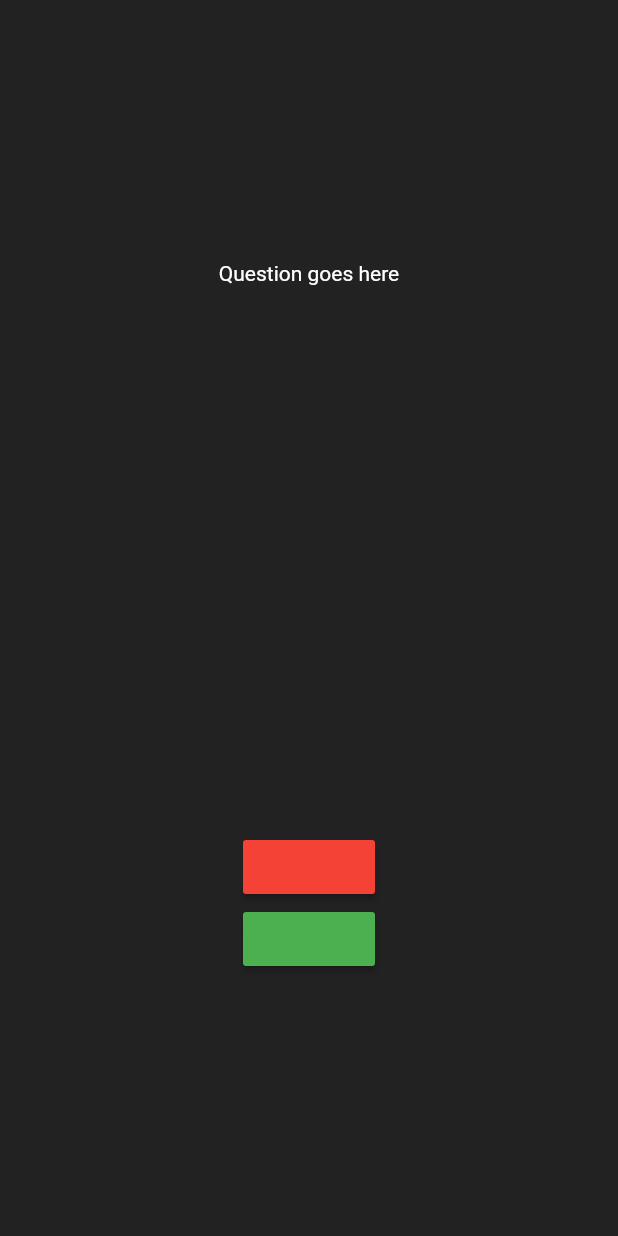
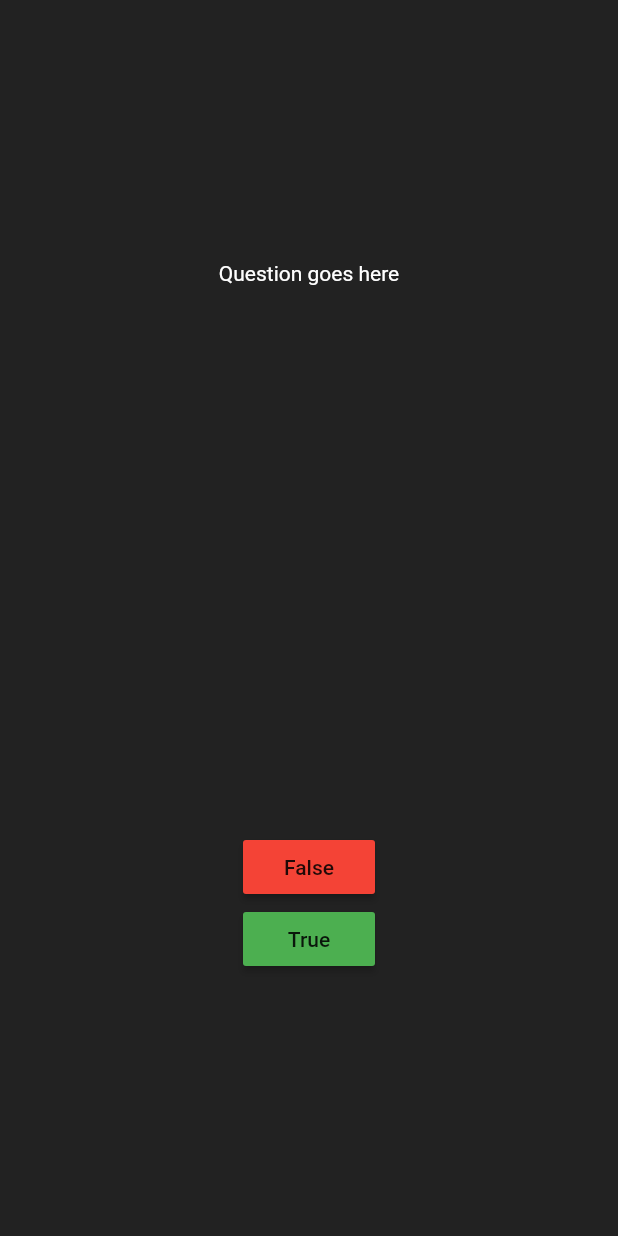
Before and after one commit to Nuri801/quiz_app, a Flutter app: the screen it shows after launch, on a phone screen of 412 x 824 dp. Run offline on Flutter 3.47's test engine with Material 2 defaults, Android fonts, the phone set to English and light mode, and no system bars.

Commit message:
quiz_app basics

```diff
--- a/lib/main.dart
+++ b/lib/main.dart
@@ -51,10 +51,12 @@ class _QuestionsState extends State<Questions> {
                 MaterialButton(
                   onPressed: () {},
                   color: Colors.red,
+                  child: Text('False'),
                 ),
                 MaterialButton(
                   onPressed: () {},
                   color: Colors.green,
+                  child: Text('True'),
                 ),
               ],
             )
```
